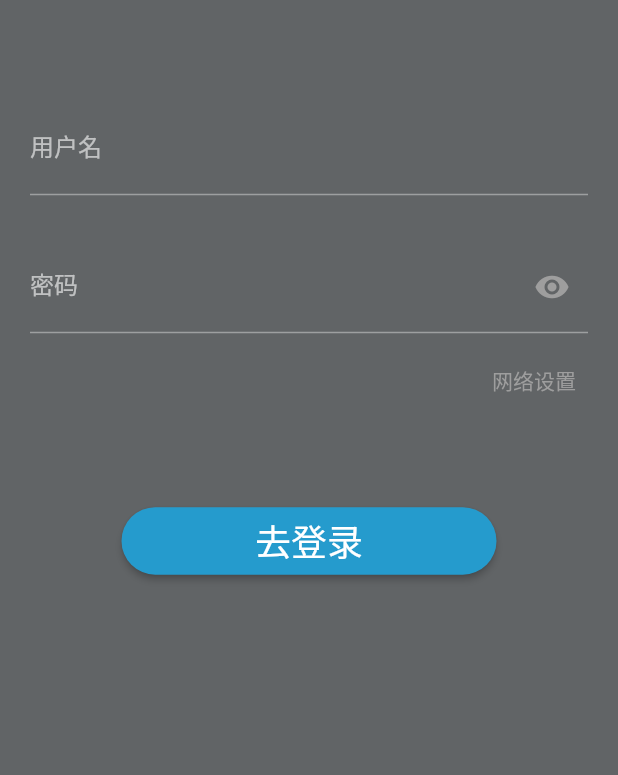
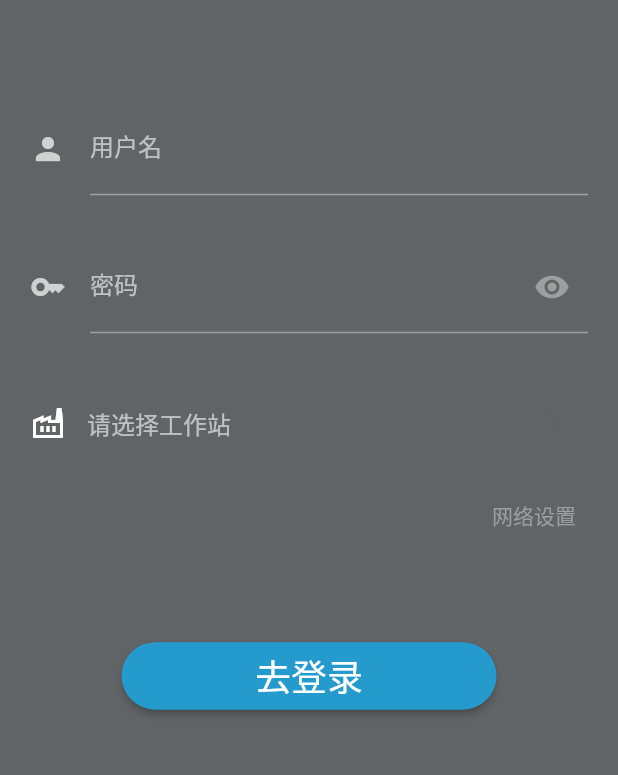
Before and after one commit to Mark-Panda/manageFlutter, a Flutter app: the screen it shows after launch, on a phone screen of 412 x 824 dp, the part 359-1134 px from its top. Run offline on Flutter 3.47's test engine with Material 2 defaults, Android fonts, the phone set to English and light mode, and no system bars; drawn by our look-alikes of dropdown_button2; our stand-ins replace dio, flutter_smart_dialog, flutter_svg, go_router, google_fonts, shared_preferences; missing offline and left inert: encrypt, pointycastle; project files that could hold a hidden picture were left out.

Commit message:
mxf: 增加下拉框

```diff
--- a/lib/screens/login/login_screen.dart
+++ b/lib/screens/login/login_screen.dart
@@ -1,11 +1,11 @@
 import 'package:flutter/material.dart';
 import 'package:flutter_smart_dialog/flutter_smart_dialog.dart';
+import 'package:go_router/go_router.dart';
+import 'package:shared_preferences/shared_preferences.dart';
+import 'package:dropdown_button2/dropdown_button2.dart';
 import 'package:manager_flutter/api/login.dart';
 import 'package:manager_flutter/commons/custom_toast/error_custom.toast.dart';
 import 'package:manager_flutter/commons/custom_toast/success_custom_toast.dart';
-import 'package:manager_flutter/commons/expansion_panel.dart';
-import 'package:go_router/go_router.dart';
-import 'package:shared_preferences/shared_preferences.dart';
 
 class LoginPage extends StatefulWidget {
   const LoginPage({Key? key}) : super(key: key);
@@ -17,6 +17,25 @@ class LoginPage extends StatefulWidget {
 class _LoginPageState extends State<LoginPage> {
   final GlobalKey _formKey = GlobalKey<FormState>();
   final GlobalKey _listKey = GlobalKey<FormState>();
+  final List<String> items = [
+    'Item1',
+    'Item2',
+    'Item3',
+    'Item4',
+    'Item5',
+    'Item6',
+    'Item7',
+    'Item8',
+    'Item9',
+    'Item21',
+    'Item31',
+    'Item41',
+    'Item12',
+    'Item23',
+    'Item32',
+    'Item43',
+  ];
+  String? selectedValue;
   late String _username, _password;
   bool _isObscure = true;
   Color _eyeColor = Colors.grey;
@@ -54,10 +73,10 @@ class _LoginPageState extends State<LoginPage> {
             buildUserNameTextField(), // 输入用户名
             const SizedBox(height: 30),
             buildPasswordTextField(context), // 输入密码
+            const SizedBox(height: 30),
+            buildStationTextField(context),
             buildResetNetworkText(context), // 重置网络
             const SizedBox(height: 60),
-            // buildStationTextField(context),
-            // const SizedBox(height: 30),
             buildLoginButton(context), // 登录按钮
             const SizedBox(height: 40),
             // buildRegisterText(context), // 注册
@@ -88,7 +107,8 @@ class _LoginPageState extends State<LoginPage> {
 
   Widget buildUserNameTextField() {
     return TextFormField(
-      decoration: const InputDecoration(labelText: '用户名'),
+      decoration:
+          const InputDecoration(labelText: '用户名', icon: Icon(Icons.person)),
       validator: (v) {
         var userNameReg = RegExp(r"^[\d\w-_]{4,16}$");
         if (!userNameReg.hasMatch(v!)) {
@@ -112,6 +132,7 @@ class _LoginPageState extends State<LoginPage> {
           return null;
         },
         decoration: InputDecoration(
+            icon: const Icon(Icons.key),
             labelText: "密码",
             suffixIcon: IconButton(
               icon: Icon(
@@ -128,6 +149,64 @@ class _LoginPageState extends State<LoginPage> {
                 });
               },
             )));
+  }
+
+  //选择工作站
+  Widget buildStationTextField(BuildContext context) {
+    return Row(
+      children: [
+        const Icon(Icons.factory_outlined),
+        const SizedBox(
+          width: 14,
+        ),
+        DropdownButtonHideUnderline(
+          child: DropdownButton2(
+            isExpanded: true,
+            hint: const Text('请选择工作站'),
+            items: items
+                .map((item) => DropdownMenuItem<String>(
+                      value: item,
+                      child: Text(
+                        item,
+                        overflow: TextOverflow.ellipsis,
+                      ),
+                    ))
+                .toList(),
+            value: selectedValue,
+            onChanged: (value) {
+              setState(() {
+                selectedValue = value as String;
+              });
+            },
+            icon: const Icon(
+              Icons.arrow_forward_ios_outlined,
+            ),
+            iconSize: 18,
+            buttonHeight: 60,
+            buttonWidth: 335, // 按钮宽度
+            buttonPadding: const EdgeInsets.only(left: 0, right: 14),
+            // buttonDecoration: BoxDecoration(
+            //   borderRadius: BorderRadius.circular(14),
+            //   border: Border.all(
+            //     color: Colors.black26,
+            //   ),
+            //   color: Colors.redAccent,
+            // ),
+            buttonElevation: 2,
+            itemHeight: 40,
+            itemPadding: const EdgeInsets.only(left: 14, right: 14),
+            dropdownMaxHeight: 200, //下拉列表最大高度
+            dropdownWidth: 330, //下拉列表宽度
+            dropdownPadding: null,
+            dropdownElevation: 8, //下降高度
+            scrollbarRadius: const Radius.circular(40), //滚动条半径
+            scrollbarThickness: 6, //滚动条厚度
+            scrollbarAlwaysShow: true, //滚动条始终显示
+            // offset: const Offset(-20, 0),
+          ),
+        )
+      ],
+    );
   }
 
   // 重置网络设置 底部弹出框
@@ -163,13 +242,6 @@ class _LoginPageState extends State<LoginPage> {
               style: TextStyle(fontSize: 14, color: Colors.grey)),
         ),
       ),
-    );
-  }
-
-  // 选择登录框
-  Widget buildStationTextField(BuildContext context) {
-    return const SingleChildScrollView(
-      child: ExpansionPanelPage(),
     );
   }
 
--- a/pubspec.yaml
+++ b/pubspec.yaml
@@ -44,6 +44,7 @@ dependencies:
   google_fonts: ^3.0.1
   encrypt: ^5.0.1 #加密包
   flutter_smart_dialog: ^4.7.3 #消息框
+  dropdown_button2: ^1.9.2 #下拉按钮
 
 dev_dependencies:
   flutter_test:
```
Also changed, not shown: pubspec.lock.
